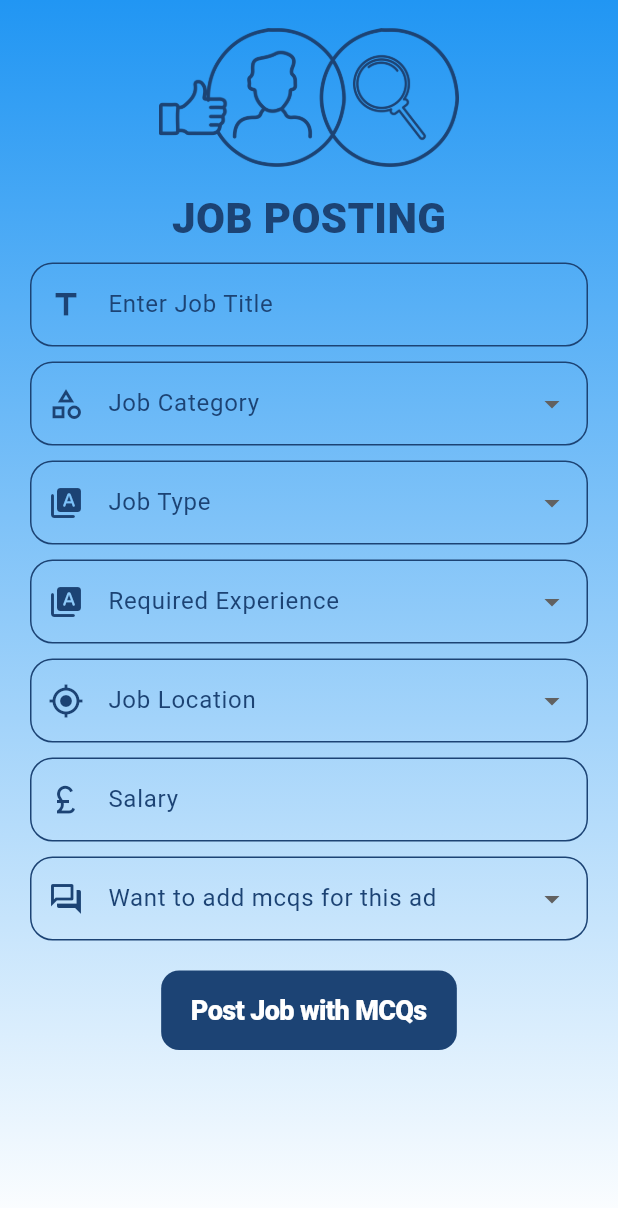
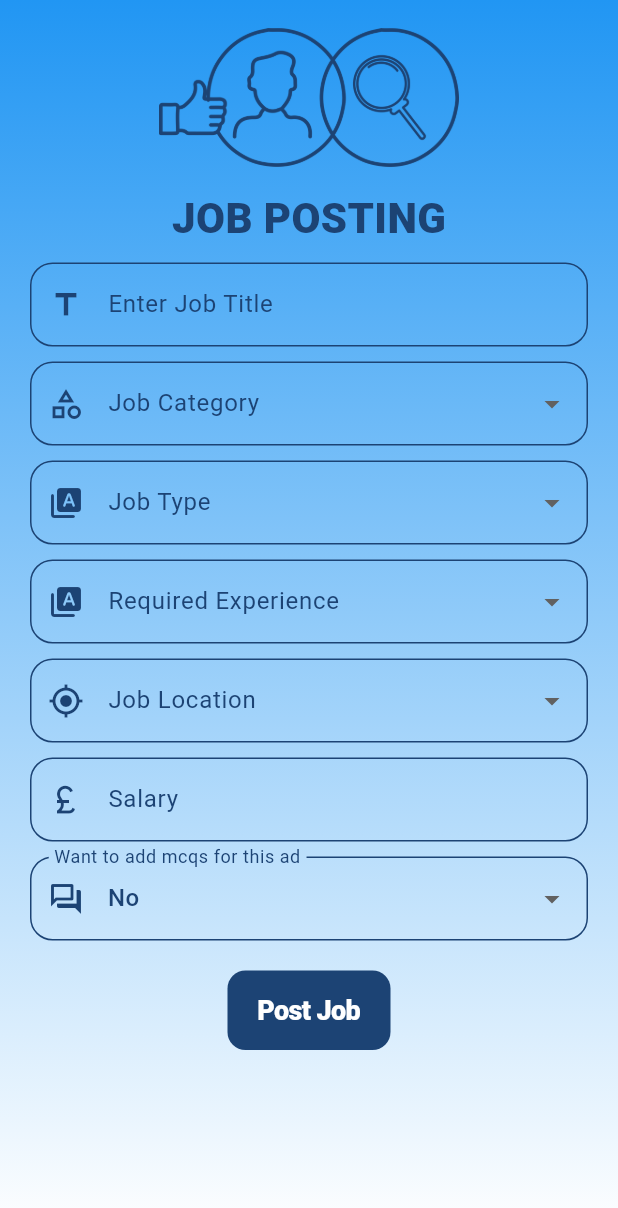
Before and after one commit to Saif334476/saat_recruitment, a Flutter app: the CompanyNewAdPosting screen opened directly, on a phone screen of 412 x 824 dp. Shown: the top 1208 px of the screen. Run offline on Flutter 3.47's test engine with Material 3 defaults, Android fonts, the phone set to English and light mode, and no system bars; our stand-ins replace cloud_firestore, file_picker, firebase_auth, firebase_core, firebase_storage, gap and 1 more; missing offline and left inert: email_otp, firebase_app_check, flutter_pdfview; accounts and stored records are empty.

```diff
--- a/lib/company_pages/company_new_ad_posting.dart
+++ b/lib/company_pages/company_new_ad_posting.dart
@@ -22,7 +22,7 @@ class CompanyNewAdPostingState extends State<CompanyNewAdPosting> {
   final uid = FirebaseAuth.instance.currentUser?.uid;
   final dateTime = DateTime.now();
   final date = DateTime.now().millisecondsSinceEpoch.toString();
-  String _selectedOption = '';
+  String _selectedOption = 'No';
   String _selectedCategory = '';
   final TextEditingController _jobTitle = TextEditingController();
   String _jobType = '';
@@ -43,15 +43,14 @@ class CompanyNewAdPostingState extends State<CompanyNewAdPosting> {
   void initState() {
     super.initState();
     if (widget.jobAdData != null) {
-      _jobTitle.text=widget.jobAdData!['jobTitle'];
+      _jobTitle.text = widget.jobAdData!['jobTitle'];
       _selectedCategory = widget.jobAdData!['selectedCategory'];
-      _location=widget.jobAdData!['location'];
+      _location = widget.jobAdData!['location'];
       _jobType = widget.jobAdData!['jobType'];
       _selectedOption = widget.jobAdData!['selectedOption'];
-      _requiredExperience=widget.jobAdData!['requiredExperience'];
-      _salary.text=widget.jobAdData!['salary'];
+      _requiredExperience = widget.jobAdData!['requiredExperience'];
+      _salary.text = widget.jobAdData!['salary'];
     }
-
   }
 
   @override
@@ -296,16 +295,8 @@ class CompanyNewAdPostingState extends State<CompanyNewAdPosting> {
                               },
                               onChanged: (value) {
                                 setState(() {
-                                  _requiredExperience = value;
+                                  //               _requiredExperience = value;
                                   _selectedOption = value;
-                                  // if (value == "Yes") {
-                                  //   Navigator.push(
-                                  //     context,
-                                  //     MaterialPageRoute(
-                                  //         builder: (context) =>
-                                  //             const CompanyMCQCreationScreen()),
-                                  //   );
-                                  // }
                                 });
                               },
                               text: 'Want to add mcqs for this ad',
@@ -339,7 +330,15 @@ class CompanyNewAdPostingState extends State<CompanyNewAdPosting> {
                                         );
                                       }
                                     },
-                                    child: const Text(
+                                    child: (widget.jobAdData != null)
+                                        ? const Text(
+                                            'Update Job Ad',
+                                            style: TextStyle(
+                                                color: Colors.white,
+                                                fontWeight: FontWeight.w900,
+                                                fontSize: 18),
+                                          )
+                                        : const Text(
                                             'Post Job',
                                             style: TextStyle(
                                                 color: Colors.white,
@@ -349,11 +348,7 @@ class CompanyNewAdPostingState extends State<CompanyNewAdPosting> {
                                   ))
                               : Padding(
                                   padding: const EdgeInsets.only(top: 20),
-                                  child: Column(
-                                      mainAxisAlignment:
-                                          MainAxisAlignment.spaceBetween,
-                                      children: [
-                                        CupertinoButton(
+                                  child: CupertinoButton(
                                     color: const Color(0xff1C4374),
                                     onPressed: () async {
                                       if (_formKey.currentState!.validate()) {
@@ -370,15 +365,23 @@ class CompanyNewAdPostingState extends State<CompanyNewAdPosting> {
                                                   _requiredExperience,
                                               location: _location,
                                               salary: _salary.text,
-                                                    selectedOption:
-                                                        _selectedOption,
+                                              selectedOption: _selectedOption,
                                               jobId: dateTime.toString(),
                                             ),
                                           ),
                                         );
                                       }
                                     },
-                                          child: const Text(
+                                    child: (widget.jobAdData != null)
+                                        ? const Text(
+                                            'Proceed to MCQs',
+                                            style: TextStyle(
+                                              color: Colors.white,
+                                              fontWeight: FontWeight.w900,
+                                              fontSize: 18,
+                                            ),
+                                          )
+                                        : const Text(
                                             'Post Job with MCQs',
                                             style: TextStyle(
                                               color: Colors.white,
@@ -387,7 +390,6 @@ class CompanyNewAdPostingState extends State<CompanyNewAdPosting> {
                                             ),
                                           ),
                                   ),
-                                      ]),
                                 )
                         ])))
           ])),
```
Lines whose indentation alone changed are shown as unchanged.
